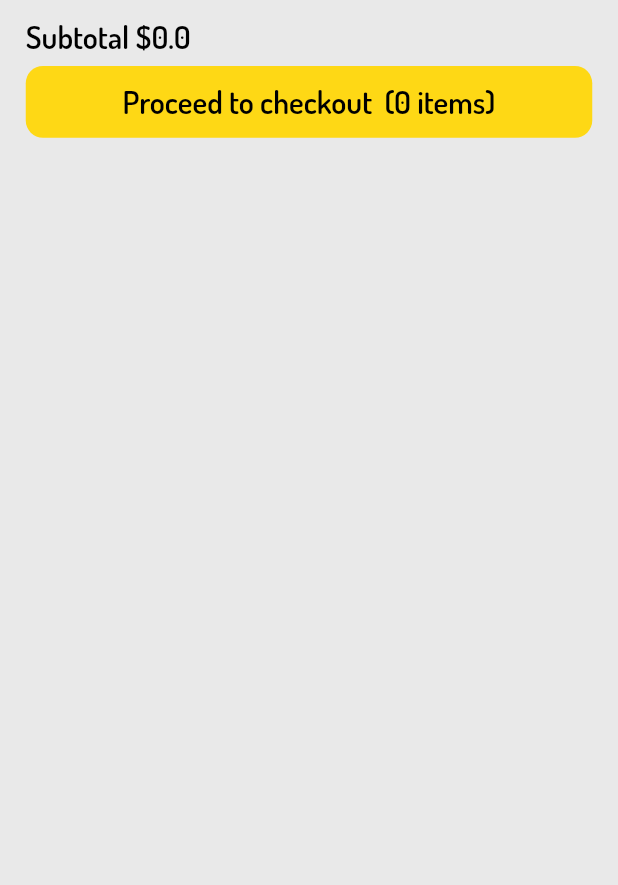
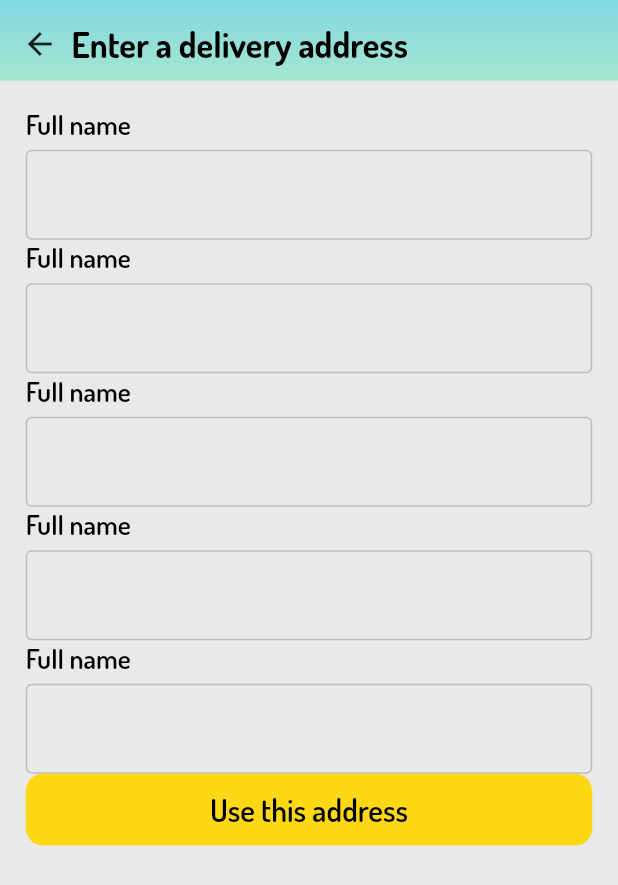
Before and after one commit to alaa747474/amazon-clone, a Flutter app: the LoggedInCartScreen widget shown alone on an empty page, opened directly, after a tap on an icon or button, on a phone screen of 412 x 824 dp. Shown: the top 885 px of the screen. Run offline on Flutter 3.47's test engine with Material 2 defaults, Android fonts, the phone set to English and light mode, and no system bars; our stand-ins replace bloc, cloud_firestore, equatable, firebase_auth, firebase_core, flutter_bloc and 4 more; accounts and stored records are empty; network calls fail.

Commit message:
amazon clone

```diff
--- a/lib/core/router/app_router.dart
+++ b/lib/core/router/app_router.dart
@@ -1,7 +1,7 @@
-
 import 'package:cloud_firestore/cloud_firestore.dart';
 import 'package:firebase_auth/firebase_auth.dart';
 import 'package:flutter/material.dart';
+import 'package:flutter_amazon_app/core/utils/service_locator.dart';
 import 'package:flutter_amazon_app/features/auth/business_logic/create_account_cubit/create_account_cubit.dart';
 import 'package:flutter_amazon_app/features/auth/business_logic/sign_in_cubit/sign_in_cubit.dart';
 import 'package:flutter_amazon_app/features/auth/data/repository/create_account_repository.dart';
@@ -9,6 +9,9 @@ import 'package:flutter_amazon_app/features/auth/data/repository/sign_in_reposit
 import 'package:flutter_amazon_app/features/auth/presentation/screens/sign_in_screen.dart';
 import 'package:flutter_amazon_app/features/category/presentation/screens/categories_screen.dart';
 import 'package:flutter_amazon_app/features/home/presentation/screens/home_screen.dart';
+import 'package:flutter_amazon_app/features/order/business_logic/cubit/order_cubit.dart';
+import 'package:flutter_amazon_app/features/order/data/repository/order_repositoey.dart';
+import 'package:flutter_amazon_app/features/order/presentation/screens/delivery_information_screen.dart';
 import 'package:flutter_amazon_app/features/product/data/model/product.dart';
 import 'package:flutter_amazon_app/features/category/presentation/screens/best_seller_category_screen.dart';
 
@@ -17,34 +20,56 @@ import 'package:flutter_amazon_app/features/product/presentation/screens/product
 import 'package:flutter_bloc/flutter_bloc.dart';
 
 class AppRouter {
-  static Route generateRoute(RouteSettings settings){
+  static Route generateRoute(RouteSettings settings) {
     switch (settings.name) {
       case ProductsScreen.routeName:
-      final products= settings.arguments as List<Product>;
-      return MaterialPageRoute(builder: (_)=>ProductsScreen(products: products,));
+        final products = settings.arguments as List<Product>;
+        return MaterialPageRoute(
+            builder: (_) => ProductsScreen(
+                  products: products,
+                ));
       case ProductDetailsScreen.routeName:
-      final product= settings.arguments as Product;
-      return MaterialPageRoute(builder: (_)=>ProductDetailsScreen(product: product));
+        final product = settings.arguments as Product;
+        return MaterialPageRoute(
+            builder: (_) => ProductDetailsScreen(product: product));
       case CategoryScreen.routeName:
-      return MaterialPageRoute(builder: (_)=>const CategoryScreen());
+        return MaterialPageRoute(builder: (_) => const CategoryScreen());
+      case DeliveryInformationScreen.routeName:
+        final deliveryInformationArgs =
+            settings.arguments as DeliveryInformationScreen;
+        return MaterialPageRoute(
+            builder: (_) => BlocProvider(
+                  create: (context) => OrderCubit(getIt.get<OrderRepository>()),
+                  child: DeliveryInformationScreen(
+                      products: deliveryInformationArgs.products,
+                      total: deliveryInformationArgs.total),
+                ));
       case BestSellerCategoryScreen.routeName:
-      return MaterialPageRoute(builder: (_)=>const BestSellerCategoryScreen());
+        return MaterialPageRoute(
+            builder: (_) => const BestSellerCategoryScreen());
       case SignInScreen.routeName:
-      final signInArgs=settings.arguments as SignInScreen;
+        final signInArgs = settings.arguments as SignInScreen;
 
-      return MaterialPageRoute(builder: (_)=>
-      MultiBlocProvider(
+        return MaterialPageRoute(
+            builder: (_) => MultiBlocProvider(
                   providers: [
                     BlocProvider(
-            create: (context) => CreateAccountCubit(CreateAccountRepository(FirebaseAuth.instance, FirebaseFirestore.instance)),
+                      create: (context) => CreateAccountCubit(
+                          CreateAccountRepository(FirebaseAuth.instance,
+                              FirebaseFirestore.instance)),
                     ),
                     BlocProvider(
-            create: (context) => SignInCubit(SignInRepository(FirebaseAuth.instance,)),
+                      create: (context) => SignInCubit(SignInRepository(
+                        FirebaseAuth.instance,
+                      )),
                     ),
                   ],
-        child: SignInScreen(signInExpanded: signInArgs.signInExpanded,createAccountExpanded: signInArgs.createAccountExpanded,) ,
-      )  );
+                  child: SignInScreen(
+                    signInExpanded: signInArgs.signInExpanded,
+                    createAccountExpanded: signInArgs.createAccountExpanded,
+                  ),
+                ));
     }
-    return MaterialPageRoute(builder: (_)=>const HomeScreen());
+    return MaterialPageRoute(builder: (_) => const HomeScreen());
   }
 }
--- a/lib/core/utils/service_locator.dart
+++ b/lib/core/utils/service_locator.dart
@@ -1,10 +1,12 @@
 import 'package:cloud_firestore/cloud_firestore.dart';
 import 'package:firebase_auth/firebase_auth.dart';
+import 'package:flutter_amazon_app/features/order/data/repository/order_repositoey.dart';
 import 'package:flutter_amazon_app/features/profile/data/repository/user_profile_repository.dart';
 import 'package:get_it/get_it.dart';
 
 final getIt = GetIt.instance;
 void serviceLocatorSetUp() {
   getIt.registerSingleton<UserProfileRepository>(UserProfileRepository(FirebaseAuth.instance,FirebaseFirestore.instance));
+  getIt.registerSingleton<OrderRepository>(OrderRepository(FirebaseFirestore.instance, FirebaseAuth.instance));
 
 }
--- a/lib/features/cart/presentation/screens/logged_in_cart_screen.dart
+++ b/lib/features/cart/presentation/screens/logged_in_cart_screen.dart
@@ -1,8 +1,11 @@
 import 'package:flutter/material.dart';
+
 import 'package:flutter_amazon_app/core/widgets/custom_button.dart';
 import 'package:flutter_amazon_app/core/widgets/loading_indicator.dart';
 import 'package:flutter_amazon_app/features/cart/business_logic/cubit/cart_cubit.dart';
 import 'package:flutter_amazon_app/features/cart/presentation/widgets/cart_product_container.dart';
+import 'package:flutter_amazon_app/features/order/presentation/screens/delivery_information_screen.dart';
+
 import 'package:flutter_bloc/flutter_bloc.dart';
 import 'package:flutter_screenutil/flutter_screenutil.dart';
 
@@ -35,7 +38,13 @@ class LoggedInCartScreen extends StatelessWidget {
                 child: CustomButton(
                     text:
                         'Proceed to checkout  (${state.cart.cartProducts.length} items)',
-                    onPressed: () {}),
+                    onPressed: () {
+                      Navigator.pushNamed(
+                          context, DeliveryInformationScreen.routeName,
+                          arguments: DeliveryInformationScreen(
+                              products: state.cart.cartProducts,
+                              total: state.cart.total.toString()));
+                    }),
               ),
               Expanded(
                 child: ListView.builder(
@@ -45,12 +54,12 @@ class LoggedInCartScreen extends StatelessWidget {
                         .length,
                     itemBuilder: ((context, index) {
                       final cart = state.cart.cartProducts;
-                      final x =
+                      final productsMap =
                           context.read<CartCubit>().cartProductQuantity(cart);
                       return CartProductContainer(
-                        cartProduct: cart.firstWhere(
-                            (element) => element.id == x.keys.elementAt(index)),
-                        quantity: x.values.elementAt(index),
+                        cartProduct: cart.firstWhere((element) =>
+                            element.id == productsMap.keys.elementAt(index)),
+                        quantity: productsMap.values.elementAt(index),
                       );
                     })),
               ),
--- /dev/null
+++ b/lib/features/order/business_logic/cubit/order_cubit.dart
@@ -0,0 +1,22 @@
+import 'package:bloc/bloc.dart';
+import 'package:equatable/equatable.dart';
+import 'package:flutter/cupertino.dart';
+import 'package:flutter_amazon_app/features/order/data/model/order_model.dart';
+import 'package:flutter_amazon_app/features/order/data/repository/order_repositoey.dart';
+
+part 'order_state.dart';
+
+class OrderCubit extends Cubit<OrderState> {
+  OrderCubit(this._orderRepository) : super(OrderInitial());
+  final OrderRepository _orderRepository;
+  orderConfirmation({required OrderModel orderModel})async{
+
+    try {
+      emit(OrderConfirmationLoading());
+      await _orderRepository.orderConfirmation(orderModel: orderModel);
+      emit(OrderConfirmationDone());
+    } catch (e) {
+      debugPrint(e.toString());
+    }
+  }
+}
--- /dev/null
+++ b/lib/features/order/business_logic/cubit/order_state.dart
@@ -0,0 +1,12 @@
+part of 'order_cubit.dart';
+
+abstract class OrderState extends Equatable {
+  const OrderState();
+
+  @override
+  List<Object> get props => [];
+}
+
+class OrderInitial extends OrderState {}
+class OrderConfirmationLoading extends OrderState {}
+class OrderConfirmationDone extends OrderState {}
--- /dev/null
+++ b/lib/features/order/data/model/order_model.dart
@@ -0,0 +1,44 @@
+
+
+
+import 'package:flutter_amazon_app/features/product/data/model/product.dart';
+
+class OrderModel {
+  final String fullName;
+  final String phoneNumber;
+  final String city;
+  final String address;
+  final String total;
+  final List<Product>products;
+  final String country;
+  OrderModel(this.fullName, this.phoneNumber, this.city, this.address, this.total,this.products,this.country);
+
+
+
+
+
+  Map<String, dynamic> toJson() {
+    return {
+      'fullName': fullName,
+      'phoneNumber': phoneNumber,
+      'city': city,
+      'address': address,
+      'total':total,
+      'products':products.map((e) => e.name).toList(),
+      'country':country
+    };
+  }
+
+  factory OrderModel.fromJson(Map<String, dynamic> map) {
+    return OrderModel(
+      map['fullName'] ?? '',
+      map['phoneNumber'] ?? '',
+      map['city'] ?? '',
+      map['address'] ?? '',
+      map['total']??'',
+      map['products']??'',
+      map['country']??''
+    );
+  }
+
+}
--- /dev/null
+++ b/lib/features/order/data/repository/base_order_repositoey.dart
@@ -0,0 +1,5 @@
+import 'package:flutter_amazon_app/features/order/data/model/order_model.dart';
+
+abstract class BaseOrderRepository {
+  Future<void>orderConfirmation({required OrderModel orderModel});
+}
--- /dev/null
+++ b/lib/features/order/data/repository/order_repositoey.dart
@@ -0,0 +1,21 @@
+import 'package:cloud_firestore/cloud_firestore.dart';
+import 'package:firebase_auth/firebase_auth.dart';
+import 'package:flutter_amazon_app/core/constants/constants.dart';
+import 'package:flutter_amazon_app/features/order/data/model/order_model.dart';
+import 'package:flutter_amazon_app/features/order/data/repository/base_order_repositoey.dart';
+
+class OrderRepository extends BaseOrderRepository {
+  final FirebaseFirestore _firebaseFirestore;
+  final FirebaseAuth _firebaseAuth;
+
+  OrderRepository(this._firebaseFirestore, this._firebaseAuth);
+  @override
+  Future<void> orderConfirmation({required OrderModel orderModel}) async {
+    await _firebaseFirestore
+        .collection(usersCollection)
+        .doc(_firebaseAuth.currentUser!.uid)
+        .collection('orders')
+        .doc()
+        .set(orderModel.toJson());
+  }
+}
--- /dev/null
+++ b/lib/features/order/presentation/screens/delivery_information_screen.dart
@@ -0,0 +1,82 @@
+import 'package:flutter/material.dart';
+import 'package:flutter_amazon_app/core/widgets/custom_app_bar.dart';
+import 'package:flutter_amazon_app/core/widgets/custom_button.dart';
+import 'package:flutter_amazon_app/features/auth/presentation/widgets/custom_text_field.dart';
+import 'package:flutter_amazon_app/features/order/business_logic/cubit/order_cubit.dart';
+import 'package:flutter_amazon_app/features/order/data/model/order_model.dart';
+import 'package:flutter_amazon_app/features/product/data/model/product.dart';
+import 'package:flutter_bloc/flutter_bloc.dart';
+import 'package:flutter_screenutil/flutter_screenutil.dart';
+
+class DeliveryInformationScreen extends StatefulWidget {
+  const DeliveryInformationScreen({
+    super.key,
+    required this.products,
+    required this.total,
+  });
+  final List<Product> products;
+  final String total;
+  static const String routeName = '/delivery_information_screen';
+
+  @override
+  State<DeliveryInformationScreen> createState() => _DeliveryInformationScreenState();
+}
+
+class _DeliveryInformationScreenState extends State<DeliveryInformationScreen> {
+  final TextEditingController fullNameController=TextEditingController();
+  final TextEditingController phoneNumberController=TextEditingController();
+  final TextEditingController cityController=TextEditingController();
+  final TextEditingController addressController=TextEditingController();
+  final TextEditingController countryController=TextEditingController();
+  @override
+  Widget build(BuildContext context) {
+    return Scaffold(
+      appBar: CustomAppBar(
+        alignment: Alignment.bottomCenter,
+        appBarHeight: 45.h,
+        child: Row(
+          children: [
+            Padding(
+              padding: EdgeInsets.only(left: 4.w, right: 8.w),
+              child: InkWell(
+                  onTap: () => Navigator.pop(context),
+                  child: const Icon(Icons.arrow_back)),
+            ),
+            Text(
+              'Enter a delivery address',
+              style: Theme.of(context).textTheme.headline2,
+            ),
+          ],
+        ),
+      ),
+      body: ListView(
+        padding: EdgeInsets.all(15.r),
+        children: [
+          CustomTextField(
+              title: 'Full name ',
+              textEditingController: TextEditingController()),
+          CustomTextField(
+              title: 'Full name ',
+              textEditingController: TextEditingController()),
+          CustomTextField(
+              title: 'Full name ',
+              textEditingController: TextEditingController()),
+          CustomTextField(
+              title: 'Full name ',
+              textEditingController: TextEditingController()),
+          CustomTextField(
+              title: 'Full name ',
+              textEditingController: TextEditingController()),
+          BlocBuilder<OrderCubit, OrderState>(
+            builder: (context, state) {
+              return CustomButton(text: 'Use this address', onPressed: () {
+                final order =OrderModel(fullNameController.text, phoneNumberController.text, cityController.text, addressController.text, widget.total, widget.products, countryController.text);
+                context.read<OrderCubit>().orderConfirmation(orderModel:order);
+              });
+            },
+          )
+        ],
+      ),
+    );
+  }
+}
```
Lines whose indentation alone changed are shown as unchanged.
